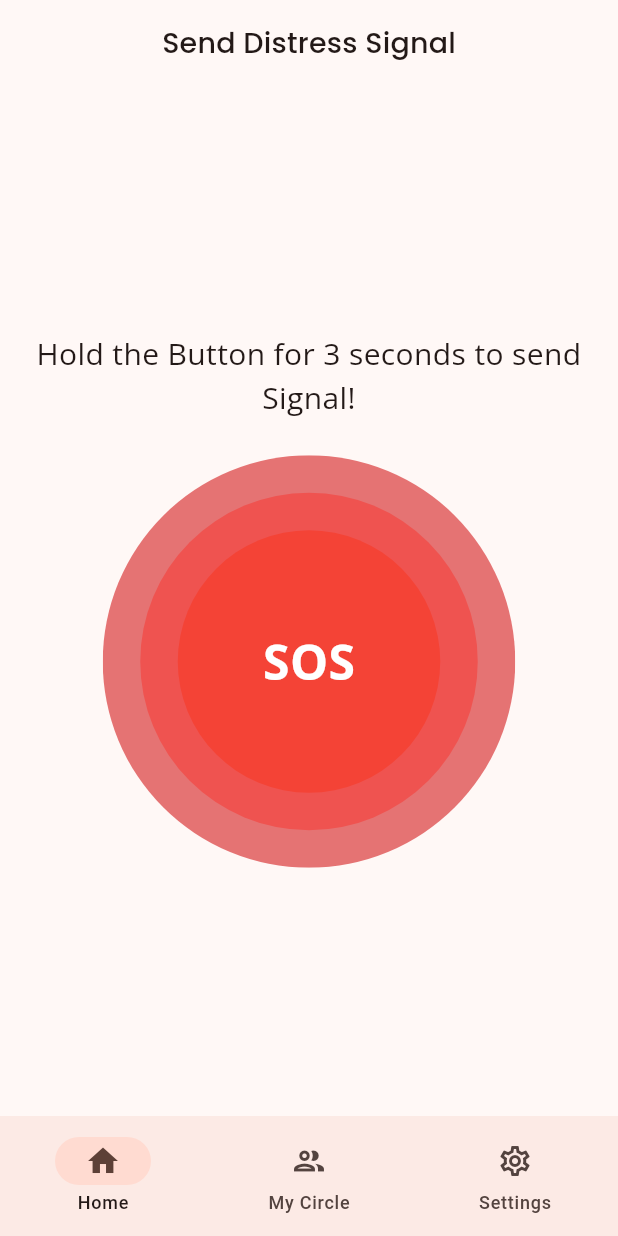
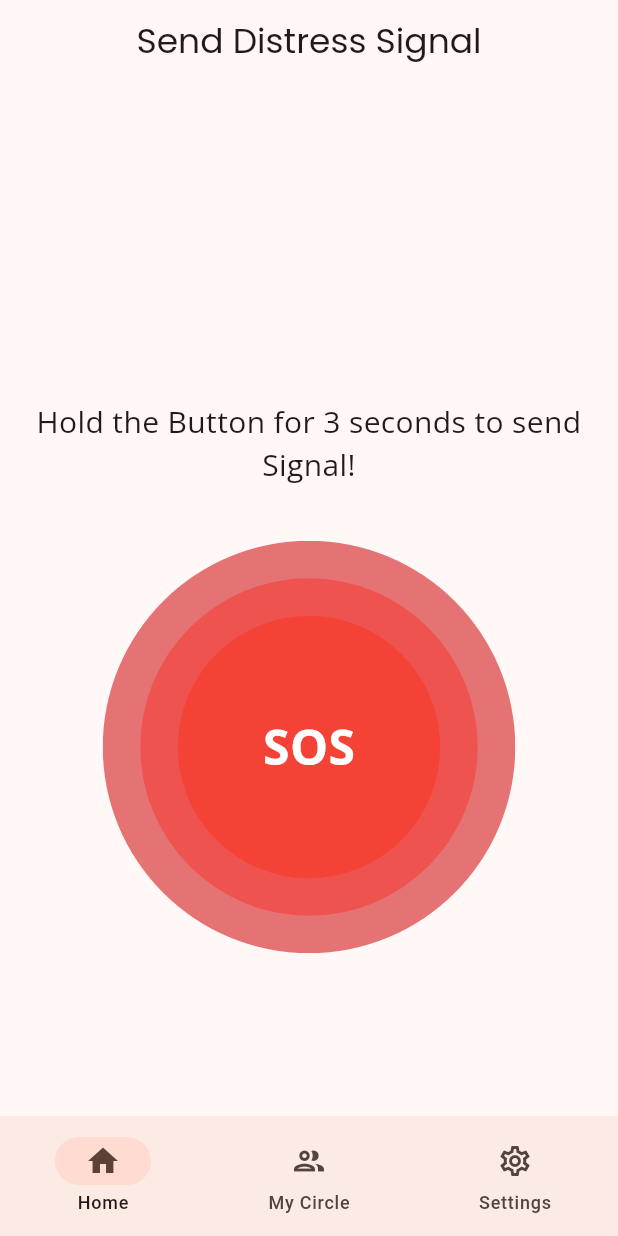
Before and after one commit to pratikpwr/sos, a Flutter app: the screen it shows after launch, on a phone screen of 412 x 824 dp. Run offline on Flutter 3.47's test engine with Material 3 defaults, Android fonts, the phone set to English and light mode, and no system bars; our stand-ins replace dartz, dio, equatable, geocoding, geolocator, google_fonts and 3 more.

```diff
--- a/lib/src/app.dart
+++ b/lib/src/app.dart
@@ -15,7 +15,63 @@ class MyApp extends StatelessWidget {
         textTheme: textTheme,
         useMaterial3: true,
       ),
-      home: const StartSOSScreen(),
+      home: const SOSBottomNavBar(),
     );
   }
 }
+
+class SOSBottomNavBar extends StatefulWidget {
+  const SOSBottomNavBar({super.key});
+
+  @override
+  State<SOSBottomNavBar> createState() => _SOSBottomNavBarState();
+}
+
+class _SOSBottomNavBarState extends State<SOSBottomNavBar> {
+  int currentPageIndex = 0;
+
+  @override
+  Widget build(BuildContext context) {
+    return Scaffold(
+      bottomNavigationBar: NavigationBar(
+        onDestinationSelected: (int index) {
+          setState(() {
+            currentPageIndex = index;
+          });
+        },
+        selectedIndex: currentPageIndex,
+        destinations: const <Widget>[
+          NavigationDestination(
+            selectedIcon: Icon(Icons.home),
+            icon: Icon(Icons.home_outlined),
+            label: 'Home',
+          ),
+          NavigationDestination(
+            selectedIcon: Icon(Icons.group_rounded),
+            icon: Icon(Icons.group_outlined),
+            label: 'My Circle',
+          ),
+          NavigationDestination(
+            selectedIcon: Icon(Icons.settings_rounded),
+            icon: Icon(Icons.settings_outlined),
+            label: 'Settings',
+          ),
+        ],
+      ),
+      body: _currentWidget(),
+    );
+  }
+
+  Widget _currentWidget() {
+    switch (currentPageIndex) {
+      case 0:
+        return StartSOSScreen();
+      case 1:
+        return Center(child: Text("My Circle"));
+      case 2:
+        return Center(child: Text("Settings"));
+      default:
+        return StartSOSScreen();
+    }
+  }
+}
--- a/lib/src/features/start_sos/providers/send_sos_provider.dart
+++ b/lib/src/features/start_sos/providers/sos_button_provider.dart
@@ -5,7 +5,7 @@ import 'package:vibration/vibration.dart';
 
 const int kMaxSeconds = 2;
 
-class SendSOSProvider extends ChangeNotifier {
+class SOSButtonProvider extends ChangeNotifier {
   bool isPressed = false;
   int countDownSeconds = kMaxSeconds;
   String buttonText = "SOS";
--- a/lib/src/features/start_sos/screen/start_sos_screen.dart
+++ b/lib/src/features/start_sos/screen/start_sos_screen.dart
@@ -1,56 +1,39 @@
 import 'package:flutter/material.dart';
 import 'package:provider/provider.dart';
-import 'package:sos_app/src/features/start_sos/providers/send_sos_provider.dart';
+import 'package:sos_app/src/core/extensions/context_extension.dart';
+import 'package:sos_app/src/features/start_sos/providers/location_provider.dart';
+import 'package:sos_app/src/features/start_sos/providers/sos_button_provider.dart';
+import 'package:sos_app/src/features/start_sos/widgets/current_location_widget.dart';
 import 'package:sos_app/src/features/start_sos/widgets/sos_button.dart';
 
-
-class StartSOSScreen extends StatefulWidget {
+class StartSOSScreen extends StatelessWidget {
   const StartSOSScreen({super.key});
-
-  @override
-  State<StartSOSScreen> createState() => _StartSOSScreenState();
-}
-
-class _StartSOSScreenState extends State<StartSOSScreen> {
-  int currentPageIndex = 0;
 
   @override
   Widget build(BuildContext context) {
     return Scaffold(
       appBar: AppBar(
-        title: const Text('Send Distress Signal'),
+        title: Text(
+          'Send Distress Signal',
+          style: context.textTheme.headlineSmall,
+        ),
         centerTitle: true,
       ),
-      bottomNavigationBar: NavigationBar(
-        onDestinationSelected: (int index) {
-          setState(() {
-            currentPageIndex = index;
-          });
-        },
-        selectedIndex: currentPageIndex,
-        destinations: const <Widget>[
-          NavigationDestination(
-            selectedIcon: Icon(Icons.home),
-            icon: Icon(Icons.home_outlined),
-            label: 'Home',
-          ),
-          NavigationDestination(
-            selectedIcon: Icon(Icons.group_rounded),
-            icon: Icon(Icons.group_outlined),
-            label: 'My Circle',
-          ),
-          NavigationDestination(
-            selectedIcon: Icon(Icons.settings_rounded),
-            icon: Icon(Icons.settings_outlined),
-            label: 'Settings',
-          ),
+      body: MultiProvider(
+        providers: [
+          ChangeNotifierProvider(create: (context) => SOSButtonProvider()),
+          ChangeNotifierProvider(
+              create: (context) => LocationProvider()..getLocation()),
         ],
-      ),
-      body: ChangeNotifierProvider(
-        create: (context) => SendSOSProvider(),
-        child: const Center(
+        child: const Padding(
+          padding: EdgeInsets.symmetric(horizontal: 16),
           child: Column(
-            mainAxisSize: MainAxisSize.min,
+            children: [
+              SizedBox(height: 12),
+              CurrentLocationWidget(),
+              Expanded(
+                child: Column(
+                  mainAxisAlignment: MainAxisAlignment.center,
                   children: [
                     Text(
                       'Hold the Button for ${kMaxSeconds + 1} seconds to send Signal!',
@@ -60,8 +43,11 @@ class _StartSOSScreenState extends State<StartSOSScreen> {
                         fontWeight: FontWeight.normal,
                       ),
                     ),
-              SizedBox(height: 24),
+                    SizedBox(height: 36),
                     SOSButton(),
+                  ],
+                ),
+              ),
             ],
           ),
         ),
--- a/lib/src/features/start_sos/widgets/sos_button.dart
+++ b/lib/src/features/start_sos/widgets/sos_button.dart
@@ -1,6 +1,6 @@
 import 'package:flutter/material.dart';
 import 'package:provider/provider.dart';
-import 'package:sos_app/src/features/start_sos/providers/send_sos_provider.dart';
+import 'package:sos_app/src/features/start_sos/providers/sos_button_provider.dart';
 
 class SOSButton extends StatefulWidget {
   const SOSButton({super.key});
@@ -40,7 +40,7 @@ class _SOSButtonState extends State<SOSButton> with TickerProviderStateMixin {
 
   @override
   Widget build(BuildContext context) {
-    return Consumer<SendSOSProvider>(
+    return Consumer<SOSButtonProvider>(
       builder: (context, provider, child) {
         return GestureDetector(
           onTapDown: (_) => provider.startSOS(_animationController),
```
Also changed, not shown: lib/src/core/extensions/placemark_extension.dart (added, +50 -0 lines), lib/src/core/utils/provider_listener.dart (added, +48 -0 lines), lib/src/core/utils/utils.dart (+9 -0 lines), lib/src/features/start_sos/providers/location_provider.dart (added, +51 -0 lines), lib/src/features/start_sos/widgets/current_location_widget.dart (added, +52 -0 lines), 2 other files. Lines whose indentation alone changed are shown as unchanged.
